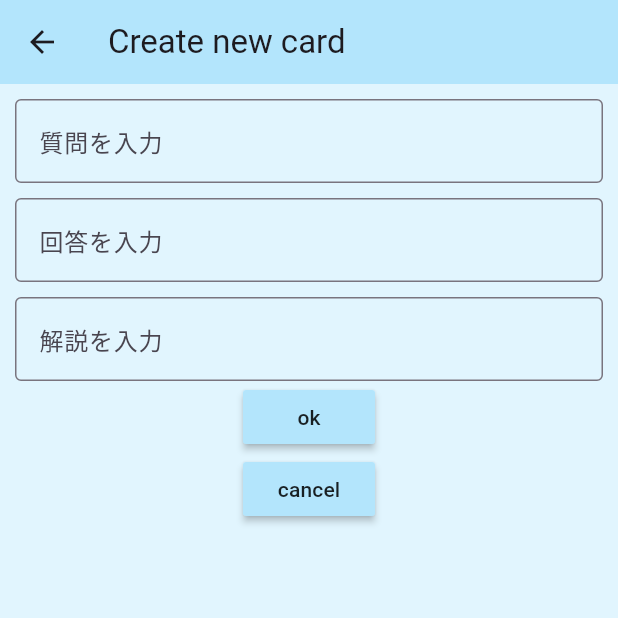
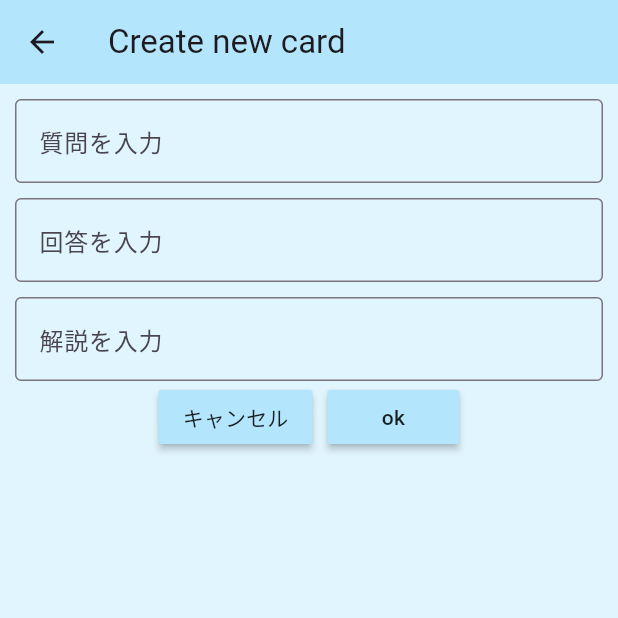
Before and after one commit to 54-xenon/AnkiCards-Flutter, a Flutter app: the CreatePage screen opened directly, on a phone screen of 412 x 824 dp, the top half of it. Run offline on Flutter 3.47's test engine with Material 3 defaults, Android fonts, the phone set to English and light mode, and no system bars; our stand-ins replace flutter_slidable, isar; accounts and stored records are empty; generated files the repository leaves out were written again.

Commit message:
ボタンの配置を変更

```diff
--- a/lib/main.dart
+++ b/lib/main.dart
@@ -1,6 +1,5 @@
 import 'package:ankicards/collections/isar_setup.dart';
 import 'package:ankicards/screens/home_page.dart';
-import 'package:ankicards/screens/list_page.dart';
 import 'package:flutter/material.dart';
 
 
--- a/lib/screens/create_page.dart
+++ b/lib/screens/create_page.dart
@@ -16,10 +16,7 @@ class _CreatePageState extends State<CreatePage> {
   @override
   Widget build(BuildContext context) {
     return Scaffold(
-      appBar: AppBar(
-        title: const Text("Create new card"),
-        elevation: 0,
-      ),
+      appBar: AppBar(title: const Text("Create new card"), elevation: 0),
       body: Padding(
         padding: const EdgeInsets.all(10),
         child: Column(
@@ -29,7 +26,7 @@ class _CreatePageState extends State<CreatePage> {
               controller: _controllerQ,
               decoration: InputDecoration(
                 border: OutlineInputBorder(),
-                hintText: "質問を入力"
+                hintText: "質問を入力",
               ),
             ),
 
@@ -39,7 +36,7 @@ class _CreatePageState extends State<CreatePage> {
               controller: _controllerA,
               decoration: InputDecoration(
                 border: OutlineInputBorder(),
-                hintText: "回答を入力"
+                hintText: "回答を入力",
               ),
             ),
             SizedBox(height: 10),
@@ -48,11 +45,21 @@ class _CreatePageState extends State<CreatePage> {
               controller: _controllerE,
               decoration: InputDecoration(
                 border: OutlineInputBorder(),
-                hintText: "解説を入力"
+                hintText: "解説を入力",
               ),
             ),
             // taped ok button -> リストに追加して、home_pageのListViewをsetStateで更新
-            MyButton(text: "ok", onPressed: () {
+            Row(
+              mainAxisAlignment: MainAxisAlignment.center,
+              children: [
+                MyButton(
+                  text: "キャンセル",
+                  onPressed: () => Navigator.pop(context),
+                ),
+                SizedBox(width: 10),
+                MyButton(
+                  text: "ok",
+                  onPressed: () {
                     // 直接値を渡すのではなく、一度定数を定義してそこに移して直接contextの後に渡す引数は1つだけにする
                     final question = _controllerQ.text;
                     final answer = _controllerA.text;
@@ -60,9 +67,10 @@ class _CreatePageState extends State<CreatePage> {
 
                     final newCard = [question, answer, explanation];
                     Navigator.pop(context, newCard);
-
-            }),
-            MyButton(text: "cancel", onPressed: () => Navigator.pop(context)),
+                  },
+                ),
+              ],
+            ),
           ],
         ),
       ),
```
Also changed, not shown: lib/screens/edit_page.dart (+27 -28 lines). Lines whose indentation alone changed are shown as unchanged.
